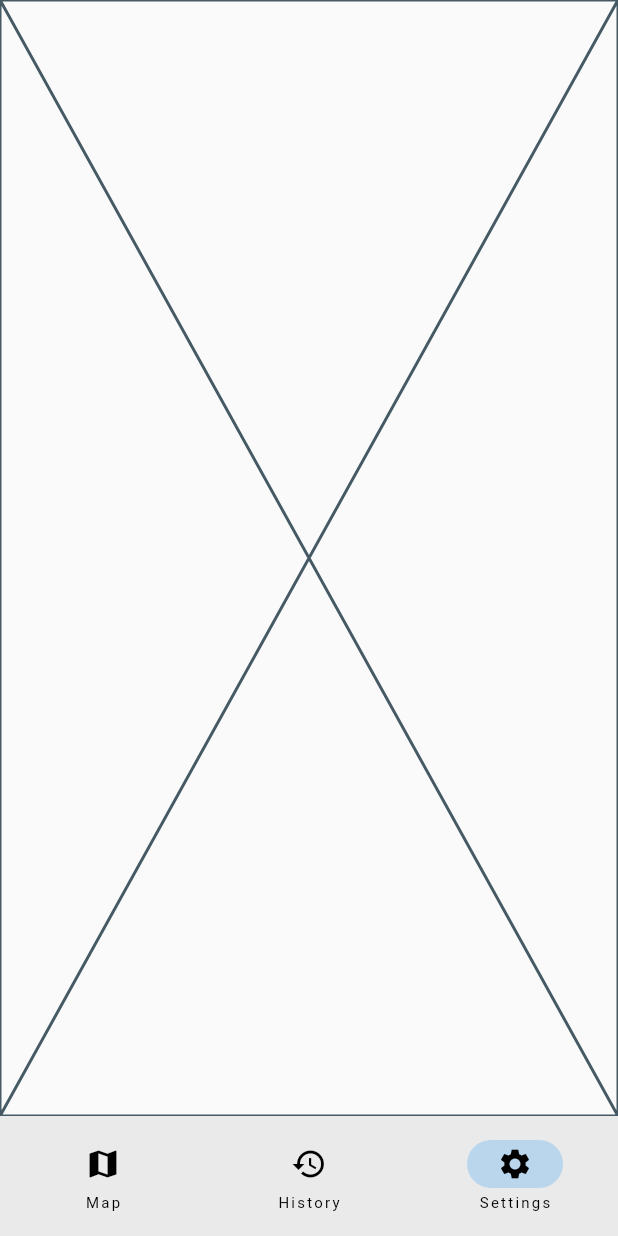
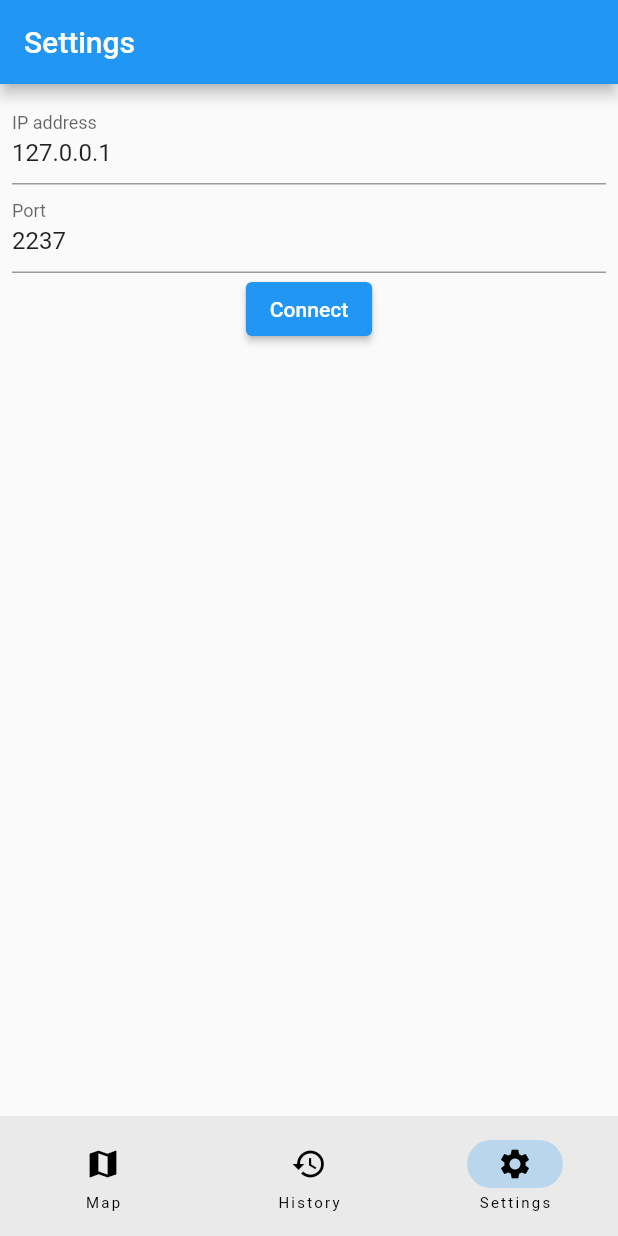
Before and after one commit to Bachar-official/grid-tracker, a Flutter app: the screen it shows after launch, item 3 of the bottom bar chosen, on a phone screen of 412 x 824 dp. Run offline on Flutter 3.47's test engine with Material 2 defaults, Android fonts, the phone set to English and light mode, and no system bars; our stand-ins replace flutter_map, flutter_riverpod, hive_flutter, latlong2, logger, riverpod; accounts and stored records are empty.

Commit message:
Connect to UDP

```diff
--- a/lib/app/app.dart
+++ b/lib/app/app.dart
@@ -1,4 +1,5 @@
 import 'package:flutter/material.dart';
+import 'package:grid_tracker/app/di.dart';
 import 'package:grid_tracker/feature/home/home_screen.dart';
 
 class App extends StatelessWidget {
@@ -7,7 +8,8 @@ class App extends StatelessWidget {
   @override
   Widget build(BuildContext context) {
     return MaterialApp(
-      home: HomeScreen(),
+      scaffoldMessengerKey: di.key,
+      home: const HomeScreen(),
     );
   }
 }
--- a/lib/feature/settings/settings_screen.dart
+++ b/lib/feature/settings/settings_screen.dart
@@ -1,10 +1,55 @@
 import 'package:flutter/material.dart';
+import 'package:flutter_riverpod/flutter_riverpod.dart';
+import 'package:grid_tracker/app/di.dart';
+import 'package:grid_tracker/feature/settings/settings_holder.dart';
+import 'package:grid_tracker/feature/settings/settings_state.dart';
+import 'package:riverpod/riverpod.dart';
 
-class SettingsScreen extends StatelessWidget {
+final provider = StateNotifierProvider<SettingsStateHolder, SettingsState>(
+    (ref) => di.settingsHolder);
+
+class SettingsScreen extends ConsumerWidget {
   const SettingsScreen({super.key});
 
   @override
-  Widget build(BuildContext context) {
-    return const Placeholder();
+  Widget build(BuildContext context, WidgetRef ref) {
+    final state = ref.watch(provider);
+    final manager = di.settingsManager;
+
+    return Scaffold(
+      appBar: AppBar(
+        title: const Text('Settings'),
+      ),
+      body: Padding(
+        padding: const EdgeInsets.all(8.0),
+        child: Center(
+          child: Form(
+            key: manager.formKey,
+            child: Column(
+              children: [
+                TextFormField(
+                  controller: manager.ipC,
+                  decoration: const InputDecoration(
+                    label: Text('IP address'),
+                  ),
+                  onChanged: manager.setIp,
+                ),
+                TextFormField(
+                  controller: manager.portC,
+                  decoration: const InputDecoration(
+                    label: Text('Port'),
+                  ),
+                  onChanged: manager.setPort,
+                ),
+                ElevatedButton(
+                  onPressed: manager.setAddress,
+                  child: Text(manager.isConnected ? 'Disconnect' : 'Connect'),
+                ),
+              ],
+            ),
+          ),
+        ),
+      ),
+    );
   }
 }
--- /dev/null
+++ b/lib/feature/settings/settings_state.dart
@@ -0,0 +1,25 @@
+import 'dart:io';
+
+import 'package:flutter/material.dart';
+
+@immutable
+class SettingsState {
+  final String ip;
+  final int port;
+
+  const SettingsState({required this.ip, required this.port});
+
+  const SettingsState.initial()
+      : ip = '127.0.0.1',
+        port = 2237;
+
+  SettingsState copyWith(
+          {InternetAddress? address,
+          int? port,
+          String? ip,
+          bool nullAddress = false}) =>
+      SettingsState(
+        ip: ip ?? this.ip,
+        port: port ?? this.port,
+      );
+}
```
Also changed, not shown: lib/app/di.dart (+21 -1 lines), lib/feature/map_screen/map_manager.dart (added, +29 -0 lines), lib/feature/map_screen/map_screen.dart (+18 -4 lines), lib/feature/map_screen/map_state.dart (+4 -20 lines), lib/feature/map_screen/map_state_holder.dart (+0 -16 lines), lib/feature/settings/settings_holder.dart (added, +16 -0 lines), lib/feature/settings/settings_manager.dart (added, +63 -0 lines), lib/utils/utils.dart (added, +9 -0 lines).
